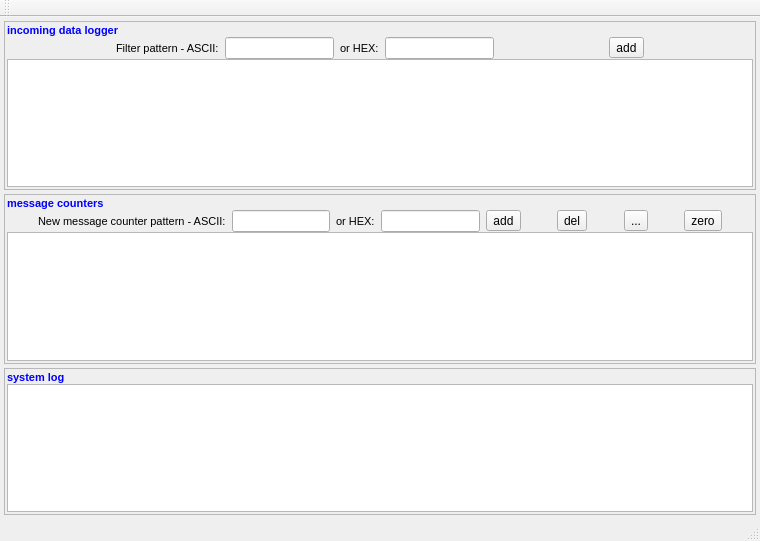
Above: mainwindow.ui from alezz/serialsurveyor before the change. Below: the same form after it.
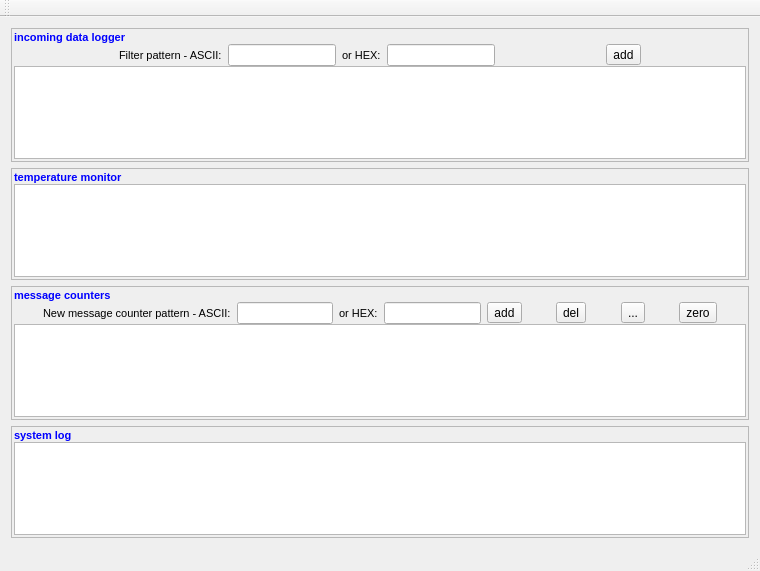
That is the form after the change. Icons and pictures are not drawn.

The edit to the form file:
```diff
--- a/mainwindow.ui
+++ b/mainwindow.ui
@@ -7,7 +7,7 @@
     <x>0</x>
     <y>0</y>
     <width>760</width>
-    <height>541</height>
+    <height>571</height>
    </rect>
   </property>
   <property name="windowTitle">
@@ -18,22 +18,7 @@
     <normaloff>:/icon/port</normaloff>:/icon/port</iconset>
   </property>
   <widget class="QWidget" name="centralWidget">
-   <layout class="QVBoxLayout" name="verticalLayout_4">
-    <property name="spacing">
-     <number>4</number>
-    </property>
-    <property name="leftMargin">
-     <number>4</number>
-    </property>
-    <property name="topMargin">
-     <number>4</number>
-    </property>
-    <property name="rightMargin">
-     <number>4</number>
-    </property>
-    <property name="bottomMargin">
-     <number>4</number>
-    </property>
+   <layout class="QVBoxLayout" name="verticalLayout_5">
     <item>
      <widget class="QFrame" name="frameLog">
       <property name="frameShape">
@@ -220,6 +205,100 @@
       </layout>
      </widget>
     </item>
+    <item>
+     <widget class="QFrame" name="frameTemperature">
+      <property name="frameShape">
+       <enum>QFrame::StyledPanel</enum>
+      </property>
+      <property name="frameShadow">
+       <enum>QFrame::Raised</enum>
+      </property>
+      <layout class="QVBoxLayout" name="verticalLayout_4">
+       <property name="spacing">
+        <number>0</number>
+       </property>
+       <property name="leftMargin">
+        <number>2</number>
+       </property>
+       <property name="topMargin">
+        <number>2</number>
+       </property>
+       <property name="rightMargin">
+        <number>2</number>
+       </property>
+       <property name="bottomMargin">
+        <number>2</number>
+       </property>
+       <item>
+        <widget class="QLabel" name="label_8">
+         <property name="palette">
+          <palette>
+           <active>
+            <colorrole role="WindowText">
+             <brush brushstyle="SolidPattern">
+              <color alpha="255">
+               <red>0</red>
+               <green>0</green>
+               <blue>255</blue>
+              </color>
+             </brush>
+            </colorrole>
+           </active>
+           <inactive>
+            <colorrole role="WindowText">
+             <brush brushstyle="SolidPattern">
+              <color alpha="255">
+               <red>0</red>
+               <green>0</green>
+               <blue>255</blue>
+              </color>
+             </brush>
+            </colorrole>
+           </inactive>
+           <disabled>
+            <colorrole role="WindowText">
+             <brush brushstyle="SolidPattern">
+              <color alpha="255">
+               <red>127</red>
+               <green>127</green>
+               <blue>126</blue>
+              </color>
+             </brush>
+            </colorrole>
+           </disabled>
+          </palette>
+         </property>
+         <property name="font">
+          <font>
+           <pointsize>8</pointsize>
+           <weight>75</weight>
+           <bold>true</bold>
+          </font>
+         </property>
+         <property name="text">
+          <string>temperature monitor</string>
+         </property>
+        </widget>
+       </item>
+       <item>
+        <widget class="QTableView" name="temperatureView">
+         <property name="alternatingRowColors">
+          <bool>false</bool>
+         </property>
+         <property name="selectionMode">
+          <enum>QAbstractItemView::SingleSelection</enum>
+         </property>
+         <property name="selectionBehavior">
+          <enum>QAbstractItemView::SelectItems</enum>
+         </property>
+         <property name="sortingEnabled">
+          <bool>true</bool>
+         </property>
+        </widget>
+       </item>
+      </layout>
+     </widget>
+    </item>
     <item>
      <widget class="QFrame" name="frameCounters">
       <property name="frameShape">
```
